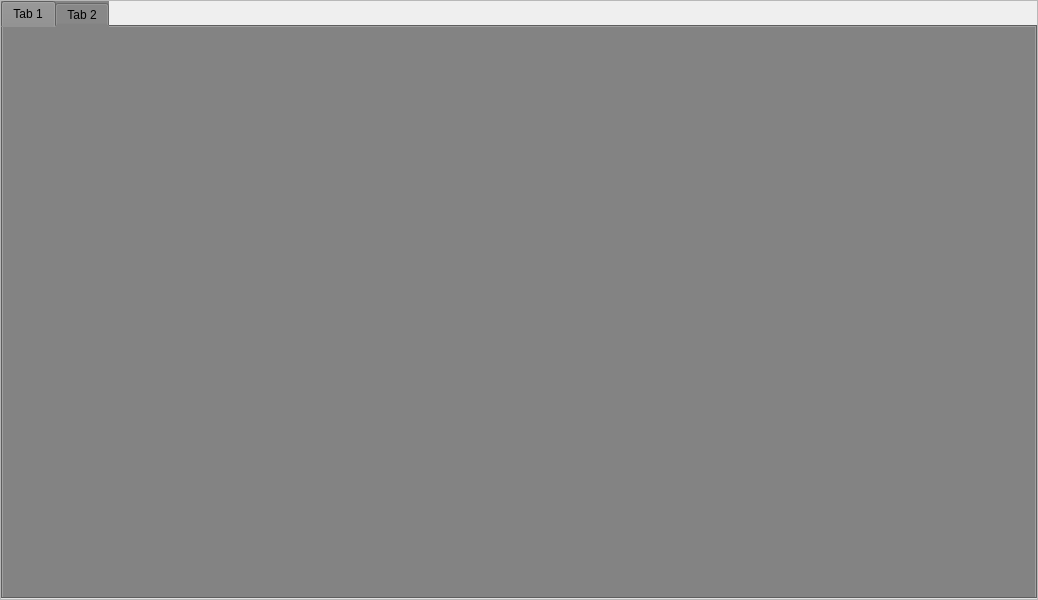
First picture: the form in craneSystem/widget.ui, repository HackerFave/wj, before the edit.
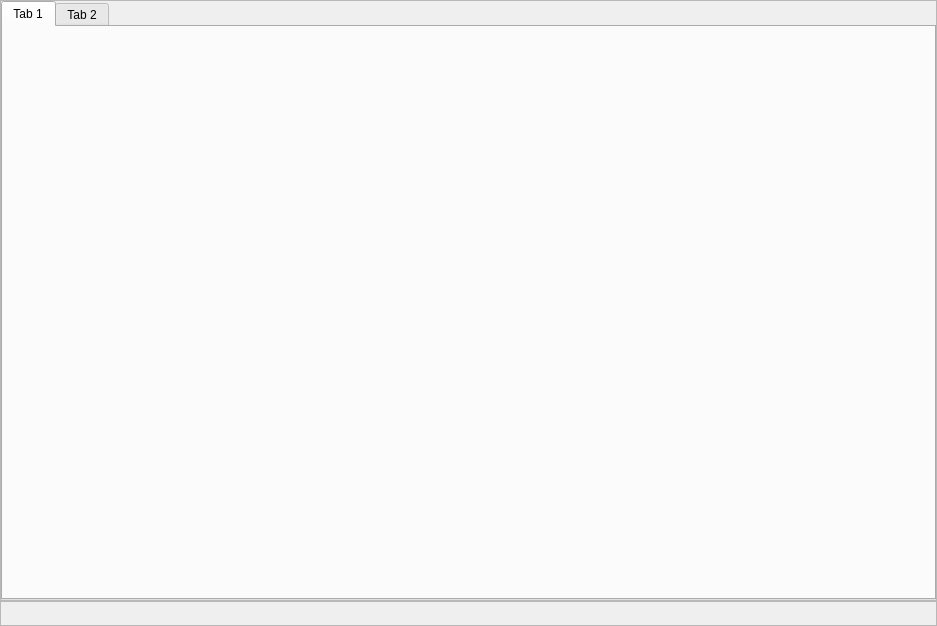
Second picture: the form after the edit. The open tabs and pages were chosen to show the change.

Patch:
```diff
--- a/craneSystem/widget.ui
+++ b/craneSystem/widget.ui
@@ -6,8 +6,8 @@
    <rect>
     <x>0</x>
     <y>0</y>
-    <width>1038</width>
-    <height>600</height>
+    <width>937</width>
+    <height>626</height>
    </rect>
   </property>
   <property name="windowTitle">
@@ -44,6 +44,9 @@
      <property name="frameShadow">
       <enum>QFrame::Raised</enum>
      </property>
+     <property name="lineWidth">
+      <number>1</number>
+     </property>
      <layout class="QGridLayout" name="gridLayout_2">
       <property name="leftMargin">
        <number>0</number>
@@ -64,7 +67,7 @@
        <widget class="QTabWidget" name="tabWidget">
         <property name="styleSheet">
          <string notr="true">
- background-color: rgb(131, 131, 131);</string>
+/* background-color: rgb(131, 131, 131);*/</string>
         </property>
         <property name="currentIndex">
          <number>1</number>
@@ -101,6 +104,89 @@
      </layout>
     </widget>
    </item>
+   <item row="0" column="0">
+    <layout class="QHBoxLayout" name="horizontalLayout_menu">
+     <property name="spacing">
+      <number>0</number>
+     </property>
+    </layout>
+   </item>
+   <item row="2" column="0">
+    <widget class="QFrame" name="frame_bar">
+     <property name="minimumSize">
+      <size>
+       <width>0</width>
+       <height>25</height>
+      </size>
+     </property>
+     <property name="maximumSize">
+      <size>
+       <width>16777215</width>
+       <height>25</height>
+      </size>
+     </property>
+     <property name="styleSheet">
+      <string notr="true">
+/*background-color: rgb(0, 93, 140);*/</string>
+     </property>
+     <property name="frameShape">
+      <enum>QFrame::StyledPanel</enum>
+     </property>
+     <property name="frameShadow">
+      <enum>QFrame::Raised</enum>
+     </property>
+     <layout class="QHBoxLayout" name="horizontalLayout_2">
+      <property name="leftMargin">
+       <number>0</number>
+      </property>
+      <property name="topMargin">
+       <number>0</number>
+      </property>
+      <property name="rightMargin">
+       <number>0</number>
+      </property>
+      <property name="bottomMargin">
+       <number>0</number>
+      </property>
+      <item>
+       <spacer name="horizontalSpacer">
+        <property name="orientation">
+         <enum>Qt::Horizontal</enum>
+        </property>
+        <property name="sizeHint" stdset="0">
+         <size>
+          <width>880</width>
+          <height>20</height>
+         </size>
+        </property>
+       </spacer>
+      </item>
+      <item>
+       <widget class="QLabel" name="label_time">
+        <property name="text">
+         <string/>
+        </property>
+       </widget>
+      </item>
+      <item>
+       <spacer name="horizontalSpacer_2">
+        <property name="orientation">
+         <enum>Qt::Horizontal</enum>
+        </property>
+        <property name="sizeType">
+         <enum>QSizePolicy::Fixed</enum>
+        </property>
+        <property name="sizeHint" stdset="0">
+         <size>
+          <width>40</width>
+          <height>20</height>
+         </size>
+        </property>
+       </spacer>
+      </item>
+     </layout>
+    </widget>
+   </item>
   </layout>
  </widget>
  <resources/>
```
Left out of the diff: 9 changed lines with no effect on the pictures.
